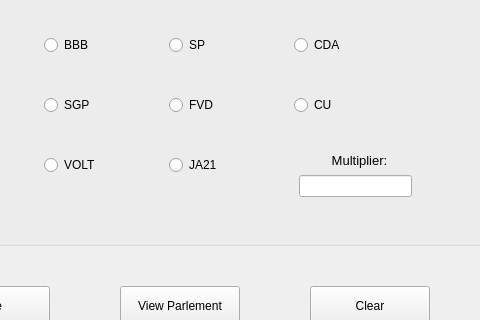
StenSmilde/Lab1, file Gui.ui: the form before one commit; both pictures show x 120 to 600 and y 184 to 504 of the 600 by 600 pixel window.
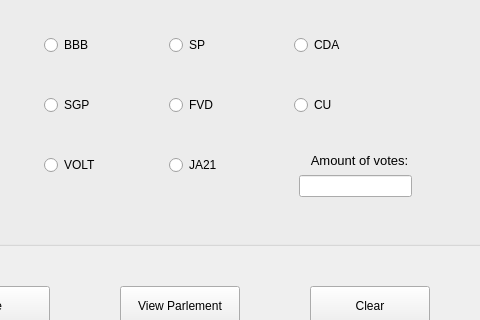
The form after the commit.

Commit message: Vote and Clear fixed

What changed in the file:
```diff
--- a/Gui.ui
+++ b/Gui.ui
@@ -262,7 +262,7 @@
       </rect>
      </property>
      <property name="text">
-      <string>&lt;html&gt;&lt;head/&gt;&lt;body&gt;&lt;p&gt;&lt;span style=&quot; font-size:10pt;&quot;&gt;Multiplier:&lt;/span&gt;&lt;/p&gt;&lt;/body&gt;&lt;/html&gt;</string>
+      <string>&lt;html&gt;&lt;head/&gt;&lt;body&gt;&lt;p&gt;&lt;span style=&quot; font-size:10pt;&quot;&gt;Amount of votes:&lt;/span&gt;&lt;/p&gt;&lt;/body&gt;&lt;/html&gt;</string>
      </property>
      <property name="alignment">
       <set>Qt::AlignCenter</set>
```
Left out of the diff: 16 changed lines with no effect on the pictures. The commit also changes 4 other files.
